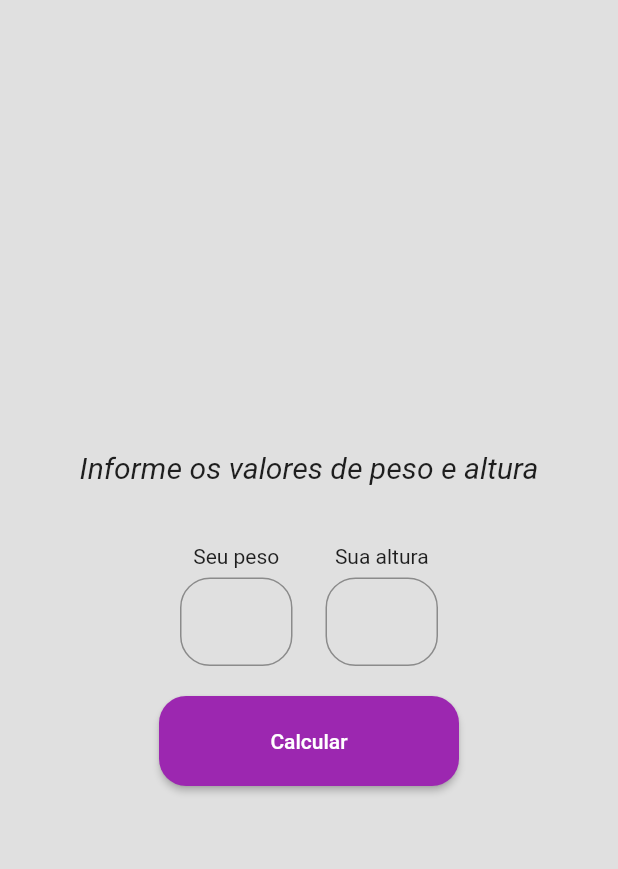
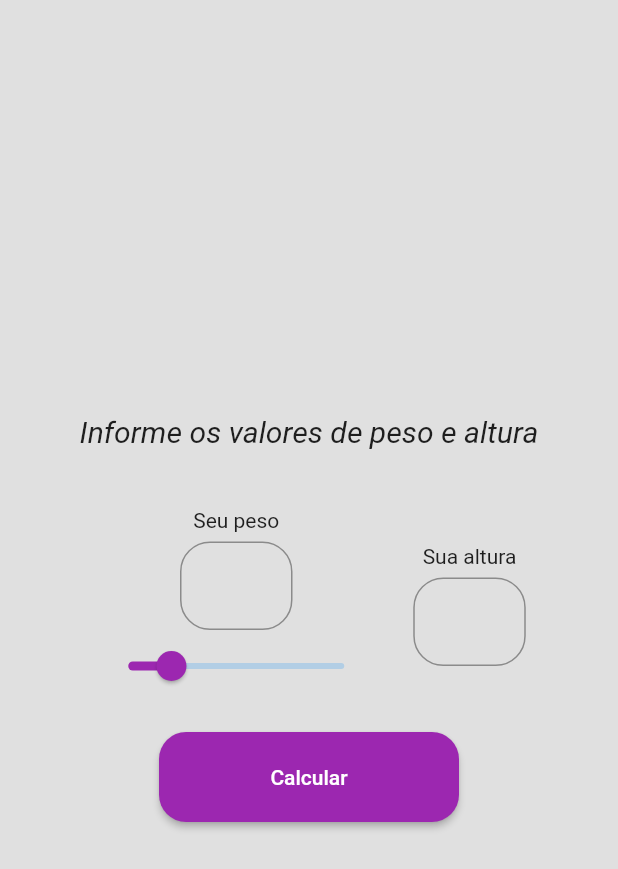
Before and after one commit to diogoichaso/CalculadoraIMC, a Flutter app: the screen it shows after launch, after a tap on "Calcular", on a phone screen of 412 x 824 dp. Shown: the top 869 px of the screen. Run offline on Flutter 3.47's test engine with Material 2 defaults, Android fonts, the light colour scheme and no system bars.

Commit message:
Update main.dart

```diff
--- a/lib/main.dart
+++ b/lib/main.dart
@@ -33,6 +33,13 @@ class _CalculadoraIMCState extends State<CalculadoraIMC> {
   Color corResultado = Colors.white;
 
   @override
+  void dispose() {//libera a memória das variávies com a finalização do widget
+    peso = TextEditingController(text: '');
+    altura = TextEditingController(text: '');
+    super.dispose();
+  }
+
+  @override
   Widget build(BuildContext context) {
     return Scaffold(
       backgroundColor: Colors.grey[300],
@@ -56,7 +63,7 @@ class _CalculadoraIMCState extends State<CalculadoraIMC> {
                           borderRadius: BorderRadius.circular(150),
                           border: Border.all(
                             width: 10,
-                            color: Colors.green,
+                            color: corResultado,
                           )),
                       child: Column(
                         mainAxisAlignment: MainAxisAlignment.center,
@@ -72,7 +79,7 @@ class _CalculadoraIMCState extends State<CalculadoraIMC> {
                             height: 12,
                           ),
                           Text(
-                            'Peso normal',
+                            '${classificacao}',
                             style: const TextStyle(
                               fontSize: 20,
                               color: Colors.green,
@@ -105,6 +112,15 @@ class _CalculadoraIMCState extends State<CalculadoraIMC> {
                               suffixText: 'kg'),
                           keyboardType: TextInputType.number,
                         ),
+                      ),
+                      Slider(
+                        activeColor: Colors.purple,
+                        value: 70,
+                        onChanged: (peso){
+
+                        },
+                        min: 50,
+                        max: 150,
                       ),
                     ],
                   ),
@@ -142,12 +158,24 @@ class _CalculadoraIMCState extends State<CalculadoraIMC> {
                 child: ElevatedButton(
                   onPressed: () {
                     setState(() {
+                      try {
                         double pesoN = double.parse(peso.text);
                         double alturaN = double.parse(altura.text);
                         print(peso.text);
                         print(altura.text);
                         imc = pesoN / (alturaN * alturaN);
                         print(imc);
+                        classificacao = getClassificacaoIMC(imc);
+                        print(classificacao);
+                        corResultado = getCorIMC(imc);
+                        print(corResultado);
+                      } on Exception {
+                        print('Digite um valor válido');
+                        imc = 0;
+                        classificacao = '';
+                        peso.text = '';
+                        altura.text = '';
+                      }
                     });
                   },
                   child: Text(
@@ -174,3 +202,35 @@ class _CalculadoraIMCState extends State<CalculadoraIMC> {
     );
   }
 }
+
+String getClassificacaoIMC(double imc) {
+  if (imc <= 18.5) {
+    return 'Abaixo do peso';
+  } else if (imc <= 24.9) {
+    return 'Peso normal';
+  } else if (imc <= 29.9) {
+    return 'Sobrepeso';
+  } else if (imc <= 34.9) {
+    return 'Obesidade grau I';
+  } else if (imc <= 39.9) {
+    return 'Obesidade grau II';
+  } else {
+    return 'Obesidade grau III';
+  }
+}
+
+Color getCorIMC(double imc) {
+  if (imc <= 18.5) {
+    return Colors.blue;
+  } else if (imc <= 24.9) {
+    return Colors.green;
+  } else if (imc <= 29.9) {
+    return Colors.yellow;
+  } else if (imc <= 34.9) {
+    return Colors.orange;
+  } else if (imc <= 39.9) {
+    return Color.fromARGB(255, 233, 85, 85);
+  } else {
+    return Color.fromARGB(255, 244, 54, 54);
+  }
+}
```
Lines whose indentation alone changed are shown as unchanged.
